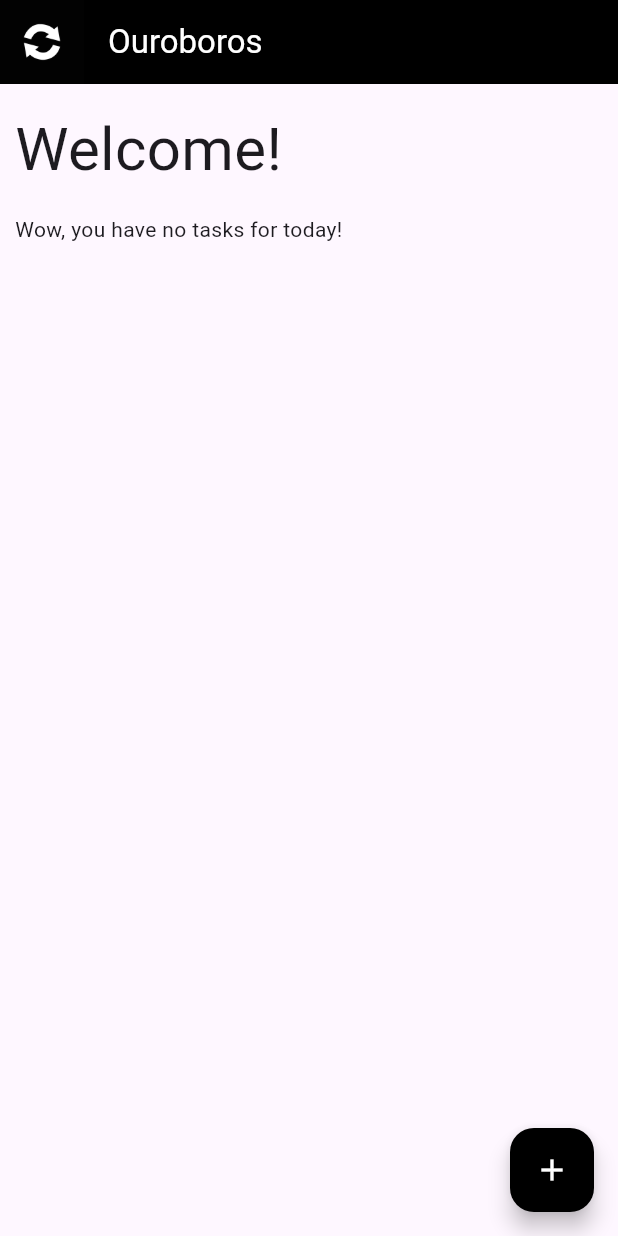
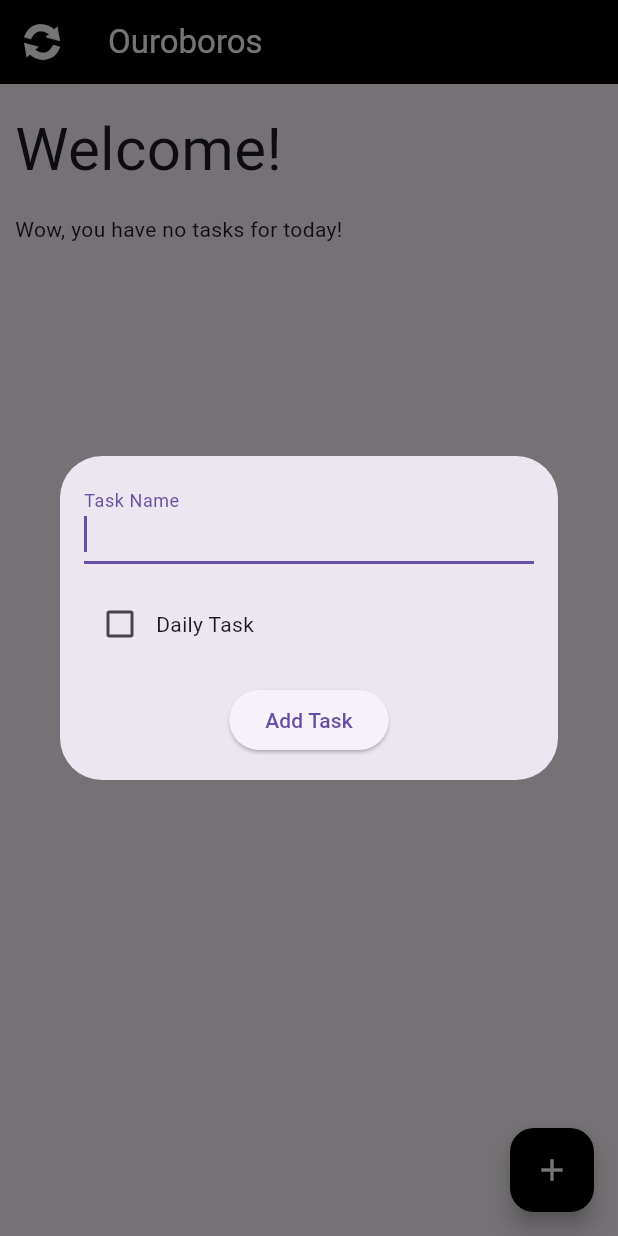
Before and after one commit to codebyeli/ouroboros, a Flutter app: the screen it shows after launch, after a tap on the "add" icon, on a phone screen of 412 x 824 dp. Run offline on Flutter 3.47's test engine with Material 3 defaults, Android fonts, the phone set to English and light mode, and no system bars; our stand-ins replace sqflite; accounts and stored records are empty.

Commit message:
saving new tasks working

```diff
--- a/lib/main.dart
+++ b/lib/main.dart
@@ -1,11 +1,10 @@
 import 'package:flutter/material.dart';
-import 'splash.dart';
 import 'package:sqflite/sqflite.dart';
 import 'package:path/path.dart';
 
 void main() {
   runApp(MaterialApp(
-    home: splashscreen(),
+    home: OurosHome(),
   ));
 }
 
@@ -92,6 +91,93 @@ class DatabaseHelper {
   }
 }
 
+class AddTaskDialog extends StatefulWidget {
+  const AddTaskDialog({Key? key}) : super(key: key);
+
+  @override
+  _AddTaskDialogState createState() => _AddTaskDialogState();
+}
+
+class _AddTaskDialogState extends State<AddTaskDialog> {
+  late TextEditingController _nameController;
+  bool _isCompleted = false;
+  bool _isCycle = false;
+
+  @override
+  void initState() {
+    super.initState();
+    _nameController = TextEditingController();
+  }
+
+  @override
+  void dispose() {
+    _nameController.dispose();
+    super.dispose();
+  }
+
+  @override
+  Widget build(BuildContext context) {
+    return Dialog(
+      child: SingleChildScrollView(
+        child: Container(
+          padding: EdgeInsets.all(16),
+          child: Column(
+            mainAxisSize: MainAxisSize.min,
+            children: [
+              TextField(
+                controller: _nameController,
+                decoration: InputDecoration(labelText: 'Task Name'),
+                autofocus: true,
+              ),
+              SizedBox(height: 16),
+              Row(
+                children: [
+                  Checkbox(
+                    value: _isCycle,
+                    onChanged: (value) {
+                      setState(() {
+                        _isCycle = value!;
+                      });
+                    },
+                  ),
+                  Text('Daily Task'),
+                ],
+              ),
+              SizedBox(height: 16),
+              ElevatedButton(
+                onPressed: () async {
+                  Task newTask = Task(
+                    name: _nameController.text,
+                    isCompleted: _isCompleted,
+                    isCycle: _isCycle,
+                  );
+
+                  // Add the task to the database
+                  await DatabaseHelper.instance.insertTask(newTask);
+
+                  // Close the dialog
+                  Navigator.of(context).pop();
+
+                  // Clear the text field and reset checkboxes
+                  _nameController.clear();
+                  setState(() {
+                    _isCompleted = false;
+                    _isCycle = false;
+                  });
+
+                  // Refresh the task list after adding a new task
+                  _OurosHomeState()._loadTasks();
+                },
+                child: Text('Add Task'),
+              ),
+            ],
+          ),
+        ),
+      ),
+    );
+  }
+}
+
 class _OurosHomeState extends State<OurosHome> {
   List<Task> tasks = [];
 
@@ -116,14 +202,24 @@ class _OurosHomeState extends State<OurosHome> {
     _loadTasks();
   }
 
+  Future<void> _showAddTaskDialog(BuildContext context) async {
+    await showDialog(
+      context: context,
+      builder: (BuildContext context) {
+        return AddTaskDialog();
+      },
+    );
+
+    // Refresh the task list after adding a new task
+    _loadTasks();
+  }
+
   @override
   Widget build(BuildContext context) {
     return Scaffold(
       appBar: AppBar(
         leading: Image.asset('assets/miniourosicon.png'),
-    title: Text(
-    "Ouroboros"
-    ),
+        title: Text("Ouroboros"),
         foregroundColor: Colors.white,
         backgroundColor: Colors.black,
       ),
@@ -134,8 +230,10 @@ class _OurosHomeState extends State<OurosHome> {
             children: [
               Padding(
                 padding: const EdgeInsets.symmetric(vertical: 5.0, horizontal: 10),
-              child: Text("Welcome!",
-                style: TextStyle(fontSize: 40),),
+                child: Text(
+                  "Welcome!",
+                  style: TextStyle(fontSize: 40),
+                ),
               ),
             ],
           ),
@@ -145,7 +243,7 @@ class _OurosHomeState extends State<OurosHome> {
               child: Row(
                 mainAxisAlignment: MainAxisAlignment.start,
                 children: [
-              Text('These are your tasks for today:')
+                  Text('These are your tasks for today:'),
                 ],
               ),
             ),
@@ -155,7 +253,7 @@ class _OurosHomeState extends State<OurosHome> {
               child: Row(
                 mainAxisAlignment: MainAxisAlignment.start,
                 children: [
-                Text('Wow, you have no tasks for today!')
+                  Text('Wow, you have no tasks for today!'),
                 ],
               ),
             ),
@@ -184,6 +282,7 @@ class _OurosHomeState extends State<OurosHome> {
                     Spacer(),
                     IconButton(
                       onPressed: () {
+                        // Add logic to edit task
                       },
                       icon: Icon(
                         Icons.edit,
@@ -196,7 +295,6 @@ class _OurosHomeState extends State<OurosHome> {
                       },
                       icon: Icon(Icons.delete, size: 25),
                     ),
-
                   ],
                 ),
               ),
@@ -204,11 +302,13 @@ class _OurosHomeState extends State<OurosHome> {
         ],
       ),
       floatingActionButton: FloatingActionButton(
-    onPressed: () {},
+        onPressed: () {
+          _showAddTaskDialog(context);
+        },
         child: Icon(Icons.add),
         foregroundColor: Colors.white,
         backgroundColor: Colors.black,
-              )
+      ),
     );
   }
 }
```
Lines whose indentation alone changed are shown as unchanged.
